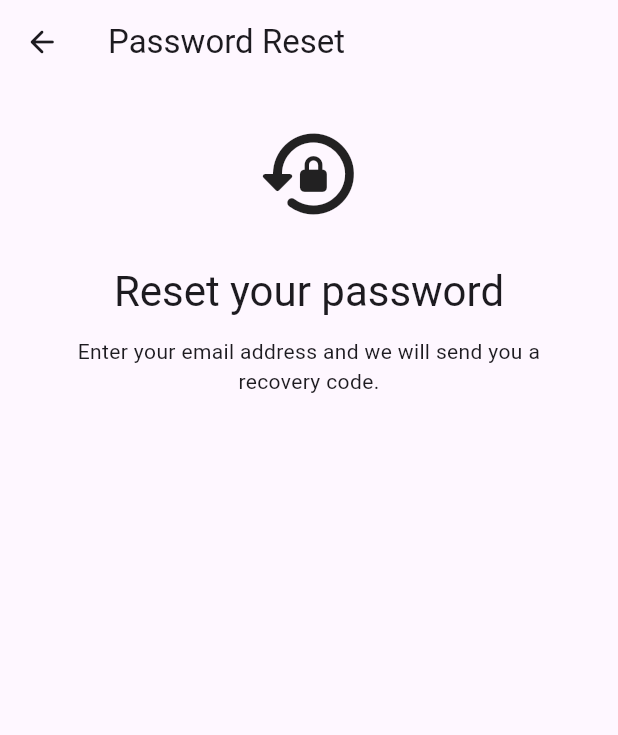
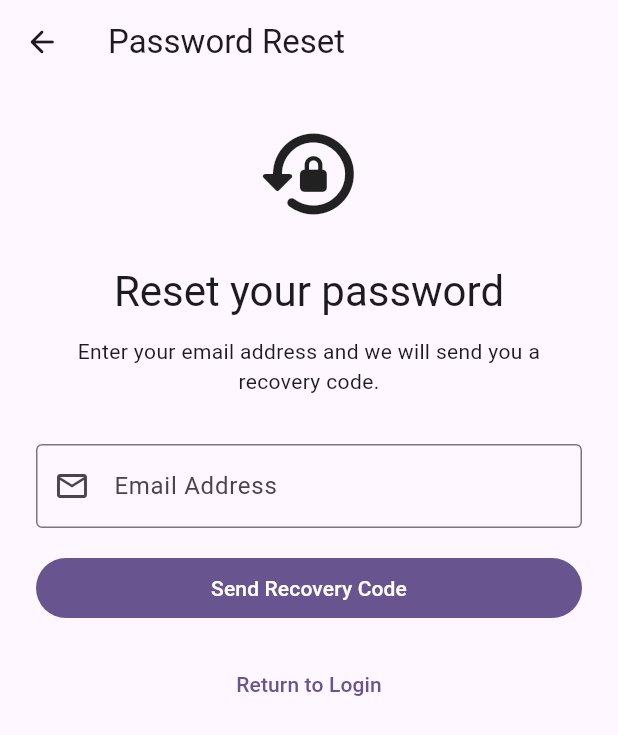
Before and after one commit to TheodoraOdoi/flutter_adse2501, a Flutter app: the PasswordResetScreen screen opened directly with empty values, on a phone screen of 412 x 824 dp. Shown: the top 735 px of the screen. Run offline on Flutter 3.47's test engine with Material 3 defaults, Android fonts, the light colour scheme and no system bars; our stand-ins replace image_picker, supabase_flutter; accounts and stored records are empty.

Commit message:
Finish working on the password reset screen and create a frofile screen to work with.

```diff
--- a/personal_study_planner2501/lib/screens/password_reset_screen.dart
+++ b/personal_study_planner2501/lib/screens/password_reset_screen.dart
@@ -87,10 +87,10 @@ class _PasswordResetScreenState extends State<PasswordResetScreen> {
         _emailSent = true;
       });
 
-      _showMessage(
-          'If there is an account for this email address, a recovery code has been sent.');
+      _showMessage('If there is an account for this email address, a recovery code has been sent.');
     }
     catch (error) {
+
       if (!mounted) {
         return;
       }
@@ -276,6 +276,110 @@ class _PasswordResetScreenState extends State<PasswordResetScreen> {
                     textAlign: TextAlign.center,
                   ),
                   const SizedBox(height: 32.0),
+
+                  if(!showPasswordFields)...[
+                    _buildEmailField(),
+                    const SizedBox(height: 16.0),
+
+                    FilledButton(
+                      onPressed: _isLoading
+                          ? null
+                          : _sendRecoveryEmail,
+                      child: _isLoading
+                          ? const SizedBox(
+                        height: 20,
+                        width: 20,
+                        child: CircularProgressIndicator(
+                          strokeWidth: 2,
+                        ),
+                      )
+                          : const Text('Send Recovery Code'),
+                    ),
+                    if(_emailSent)...[
+                      const SizedBox(height: 32.0),
+                      const Text(
+                        'Enter the recovery code sent to your email address',
+                        textAlign: TextAlign.center,
+                      ),
+                      const SizedBox(height: 16.0),
+
+                      TextField(
+                        controller: _otpController,
+                        keyboardType: TextInputType.number,
+                        maxLength: 8,
+                        textAlign: TextAlign.center,
+                        decoration: const InputDecoration(
+                          labelText: 'Recovery Code',
+                          border: OutlineInputBorder()
+                        ),
+                      ),
+                      const SizedBox(height: 16.0),
+
+                      FilledButton(
+                        onPressed: _isLoading
+                            ? null
+                            : _verifyRecoveryCode,
+                        child: _isLoading
+                            ? const SizedBox(
+                          height: 20,
+                          width: 20,
+                          child: CircularProgressIndicator(
+                            strokeWidth: 2,
+                          ),
+                        )
+                            : const Text('Verify Recovery Code'),
+
+                      ),
+                    ],
+                  ],
+
+                  if(showPasswordFields)...[
+                    TextField(
+                      controller: _passwordController,
+                      obscureText: true,
+                      decoration: const InputDecoration(
+                        labelText: 'New Password',
+                        border: OutlineInputBorder(),
+                        prefixIcon: Icon(Icons.lock_outlined),
+                      ),
+                    ),
+                    const SizedBox(height: 16.0),
+                    TextField(
+                      controller: _confirmPasswordController,
+                      obscureText: true,
+                      decoration: const InputDecoration(
+                        labelText: 'Confirm Password',
+                        border: OutlineInputBorder(),
+                        prefixIcon: Icon(Icons.lock_outlined),
+                      ),
+                    ),
+
+                    const SizedBox(height: 24.0),
+
+                    FilledButton(
+                      onPressed: _isLoading
+                          ? null
+                          : _updatePassword,
+                      child: _isLoading
+                          ? const SizedBox(
+                        height: 20,
+                        width: 20,
+                        child: CircularProgressIndicator(
+                          strokeWidth: 2,
+                        ),
+                      )
+                          : const Text('Change Password'),
+                    ),
+                  ],
+
+                  const SizedBox(height: 16.0),
+
+                  TextButton(
+                    onPressed: _isLoading
+                        ? null
+                        : widget.onBackToLogin,
+                    child: const Text('Return to Login'),
+                  ),
                 ],
             ),
           ),
```
Also changed, not shown: personal_study_planner2501/lib/screens/profile_screen.dart (added, +256 -0 lines).
